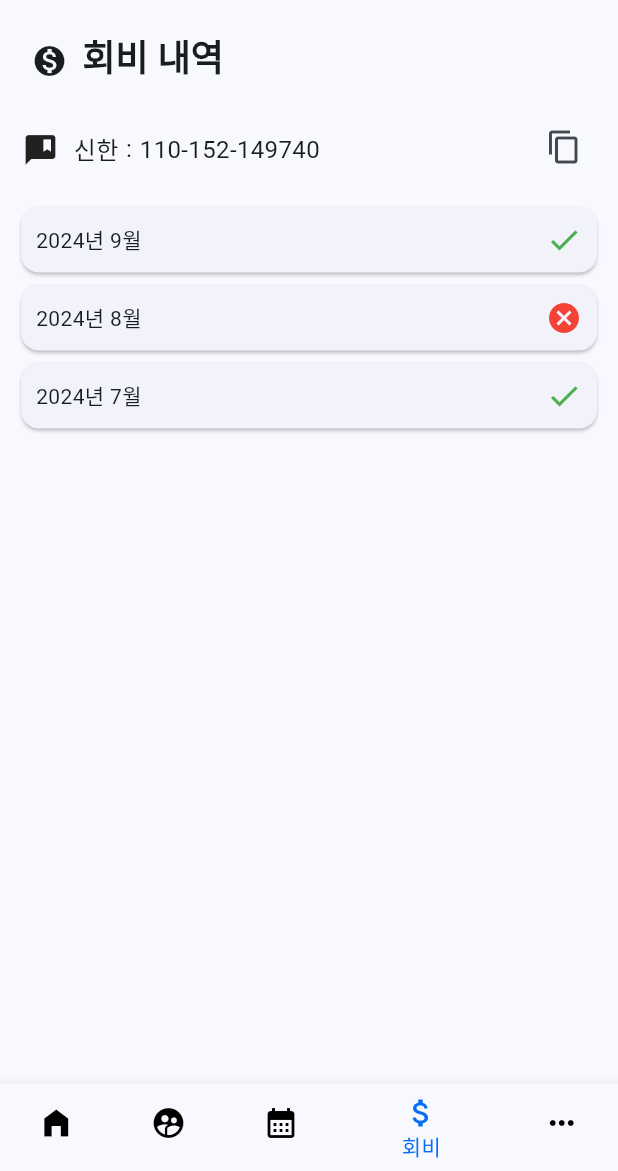
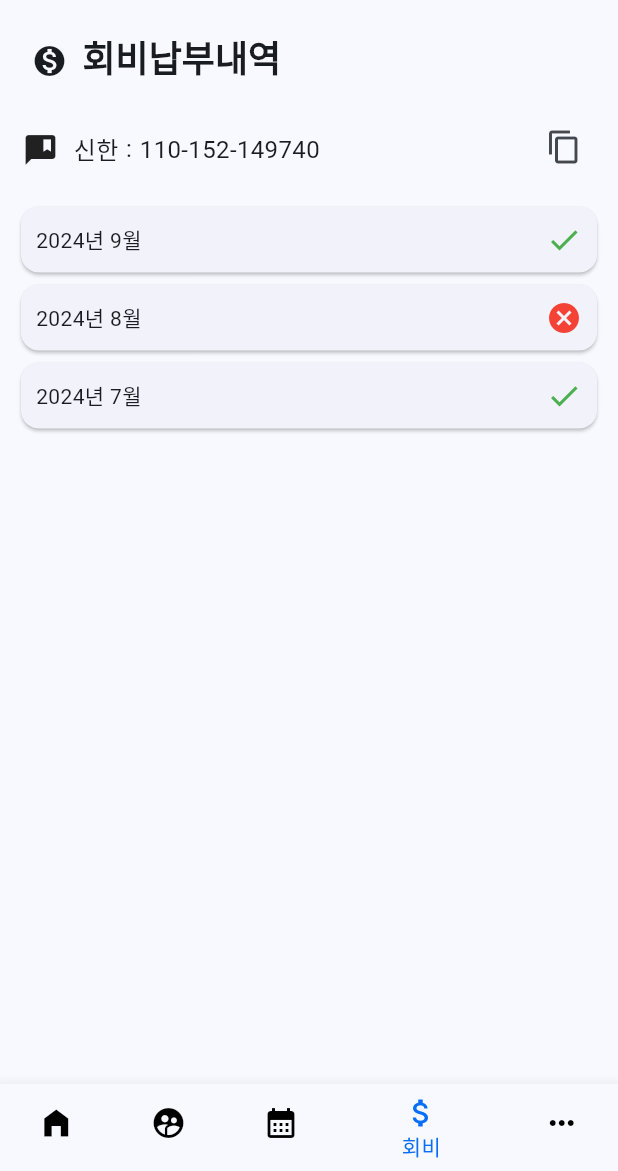
Before and after one commit to jaywapp/be-my-colleague, a Flutter app: the screen it shows after launch, item 4 of the bottom bar chosen, on a phone screen of 412 x 824 dp, the part 65-1236 px from its top. Run offline on Flutter 3.47's test engine with Material 3 defaults, Android fonts, the phone set to English and light mode, and no system bars; our stand-ins replace fluttertoast; missing offline and left inert: dart:ffi, flutter_naver_map.

Commit message:
타이틀 변경

```diff
--- a/be_my_colleague/lib/dues_screen.dart
+++ b/be_my_colleague/lib/dues_screen.dart
@@ -36,7 +36,7 @@ class DuesScreenState extends State<DuesScreen> {
 
     return Scaffold(
       appBar: AppBar(
-        title: Styles.CreateHeader(Icons.monetization_on_sharp , '회비 내역'),
+        title: Styles.CreateHeader(Icons.monetization_on_sharp , '회비납부내역'),
       ),
       body: Column(
 
```
